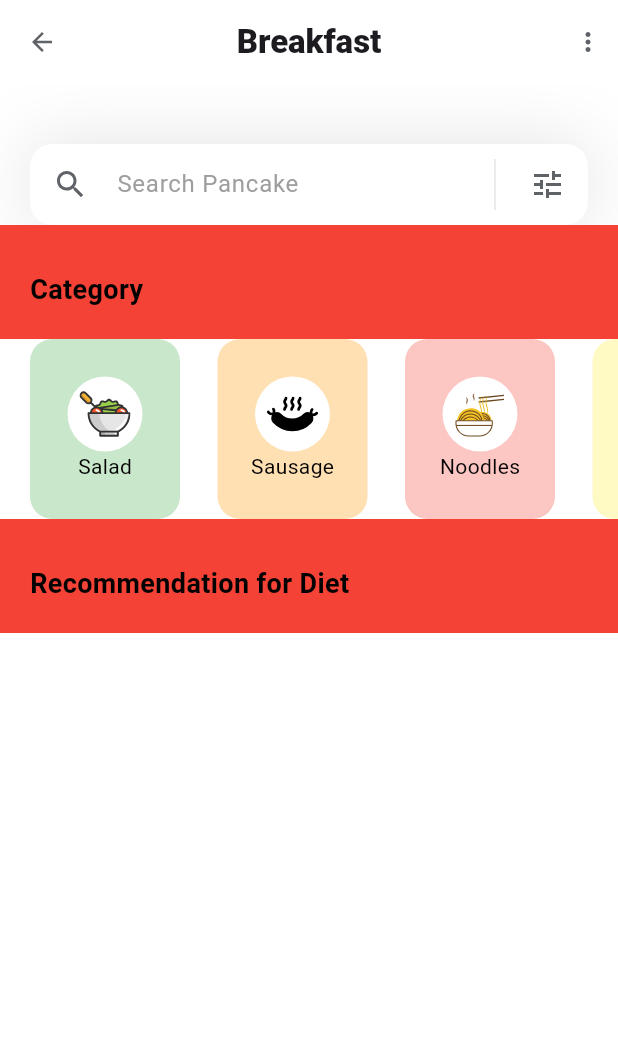
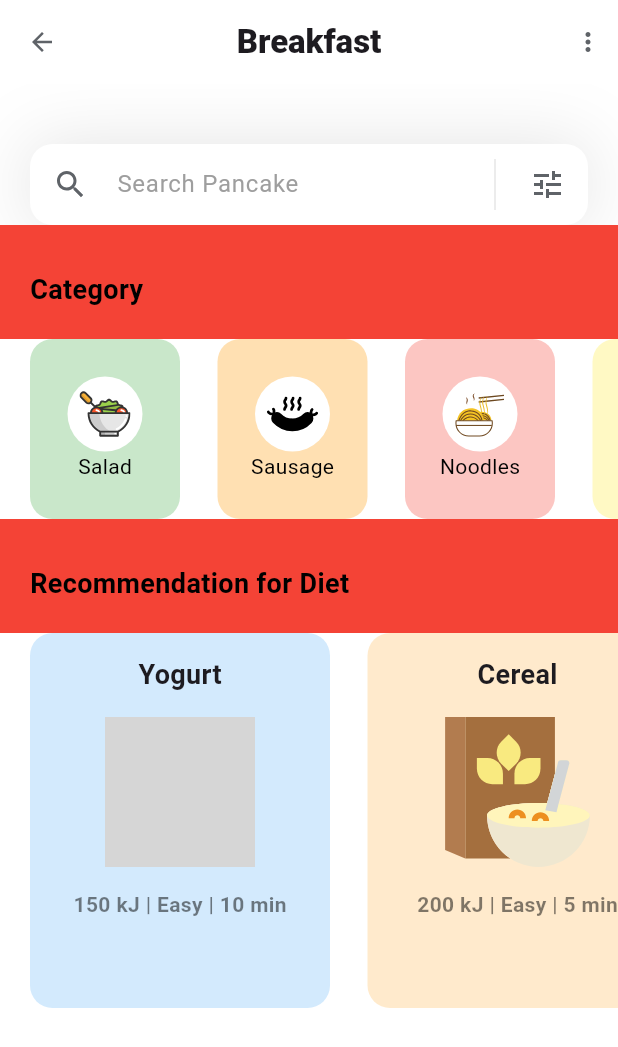
Before and after one commit to NotHLee/flutter_learning_app, a Flutter app: the screen it shows after launch, on a phone screen of 412 x 824 dp. Shown: the top 1047 px of the screen. Run offline on Flutter 3.47's test engine with Material 3 defaults, Android fonts, the phone set to English and light mode, and no system bars; our stand-ins replace flutter_svg; grey boxes are pictures that could not be loaded.

Commit message:
Completed UI for recommendation for diet category section

```diff
--- a/lib/pages/home.dart
+++ b/lib/pages/home.dart
@@ -1,5 +1,6 @@
 import 'package:flutter/material.dart';
 import 'package:flutter_svg/flutter_svg.dart';
+import 'package:flutter_todo_list_app/models/diet_model.dart';
 import 'package:flutter_todo_list_app/providers/diet_provider.dart';
 import 'package:flutter_todo_list_app/widgets/app_bar.dart';
 import 'package:flutter_todo_list_app/models/food_category.dart';
@@ -24,18 +25,19 @@ class _HomePageState extends State<HomePage> {
   @override
   Widget build(BuildContext context) {
 
-    final dietProvider = Provider.of<DietProvider>(context);
+    final diets = Provider.of<DietProvider>(context).diets;
 
     return Scaffold(
       backgroundColor: Colors.white,
       appBar: CustomAppBar(), // Use the new widget
-      body: Column(
-
-        children: [
-          textField(),
-          foodCategory(),
-          dietCategory(dietProvider),
-        ],
+      body: SingleChildScrollView(
+        child: Column(
+          children: [
+            textField(),
+            foodCategory(),
+            dietCategory(diets)
+          ],
+        ),
       ),
     );
   }
@@ -149,13 +151,62 @@ Column foodCategory() {
   );
 }
 
-Column dietCategory(DietProvider dietProvider) {
+Column dietCategory(List<DietModel> diets) {
+
   return Column(
     children: [
       HomePageText(displayText: "Recommendation for Diet"),
-      Container(
-
+      SizedBox(
+        height: 250,
+        child: ListView.separated(
+          scrollDirection: Axis.horizontal,
+          padding: EdgeInsets.symmetric(horizontal: 20),
+          itemBuilder: (context, index) {
+            return Container(
+              width: 200,
+              decoration: BoxDecoration(
+                color: diets[index].boxColor.withOpacity(0.2),
+                borderRadius: BorderRadius.circular(15)
+              ),
+              child: Padding(
+                padding: const EdgeInsets.only(top: 15),
+                child: Column(
+                  children: [
+                    Text(
+                      diets[index].name,
+                      style: TextStyle(
+                        fontWeight: FontWeight.bold,
+                        fontSize: 18
+                      ),
+                    ),
+                    Padding(
+                      padding: const EdgeInsets.only(top: 15, bottom: 15),
+                      child: Container(
+                        height: 100,
+                        width: 100,
+                        decoration: BoxDecoration(
+                          shape: BoxShape.circle,
+                        ),
+                        child: SvgPicture.asset(diets[index].iconPath),
+                      ),
+                    ),
+                    Text(
+                      "${diets[index].calories} kJ | ${diets[index].difficulty.description} | ${diets[index].minutes} min",
+                      style: TextStyle(
+                        fontWeight: FontWeight.w600,
+                        fontSize: 14,
+                        color: Colors.black.withOpacity(0.5)
+                      ),
+                    )
+                  ],
+                ),
+              ),
+            );
+          },
+          separatorBuilder: (context, index) => SizedBox(width: 25,),
+          itemCount: diets.length,
+        ),
       )
     ],
   );
-  }
+}
```
